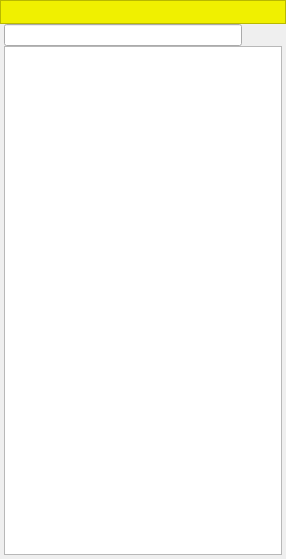
Qt form GUI/main.ui (goldentoaste/honey-pot) before a commit.
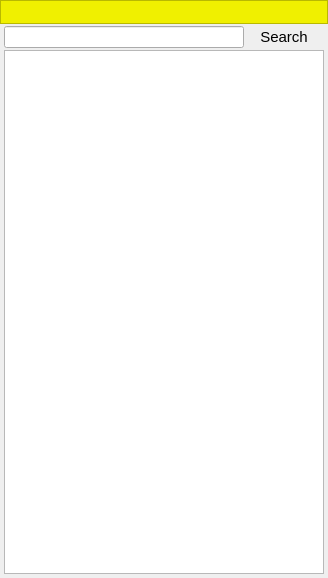
The same form after that commit. Icons and pictures are not drawn.

```diff
--- a/GUI/main.ui
+++ b/GUI/main.ui
@@ -6,8 +6,8 @@
    <rect>
     <x>0</x>
     <y>0</y>
-    <width>286</width>
-    <height>559</height>
+    <width>328</width>
+    <height>578</height>
    </rect>
   </property>
   <property name="windowTitle">
@@ -173,13 +173,18 @@
        </item>
        <item>
         <widget class="QPushButton" name="pushButton_4">
+         <property name="font">
+          <font>
+           <pointsize>11</pointsize>
+          </font>
+         </property>
          <property name="styleSheet">
           <string notr="true">QPushButton:hover:!pressed{
 	border: 1px solid #000000;
 }</string>
          </property>
          <property name="text">
-          <string/>
+          <string>Search</string>
          </property>
          <property name="icon">
           <iconset resource="stickyResource.qrc">
```
